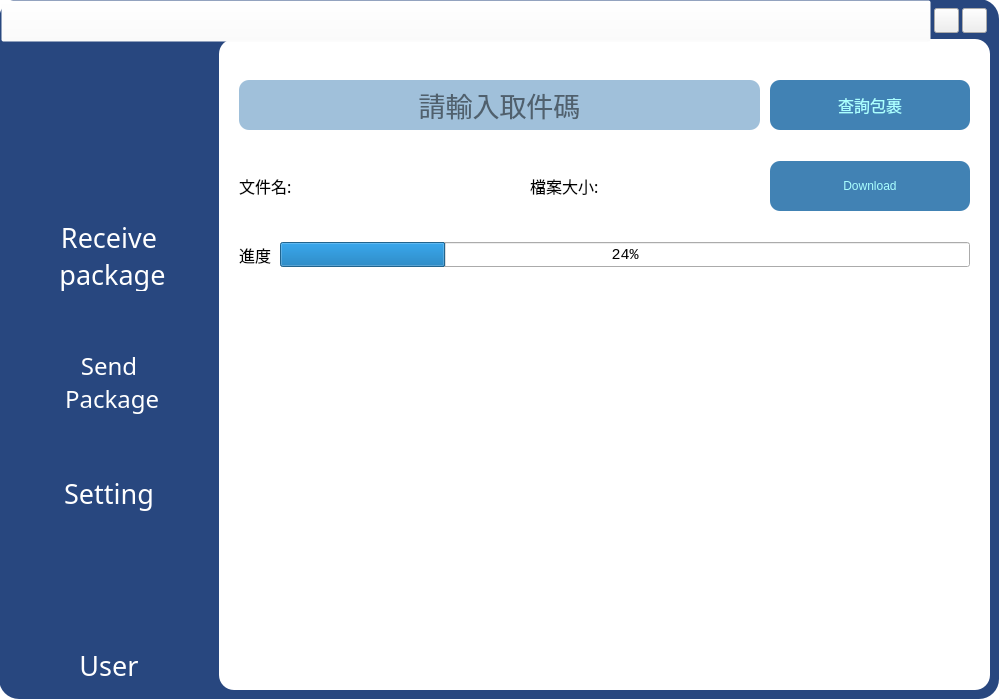
First picture: the form in src/gui/MainWindow.ui, repository hmes98318/Logistics-Station, before the edit.
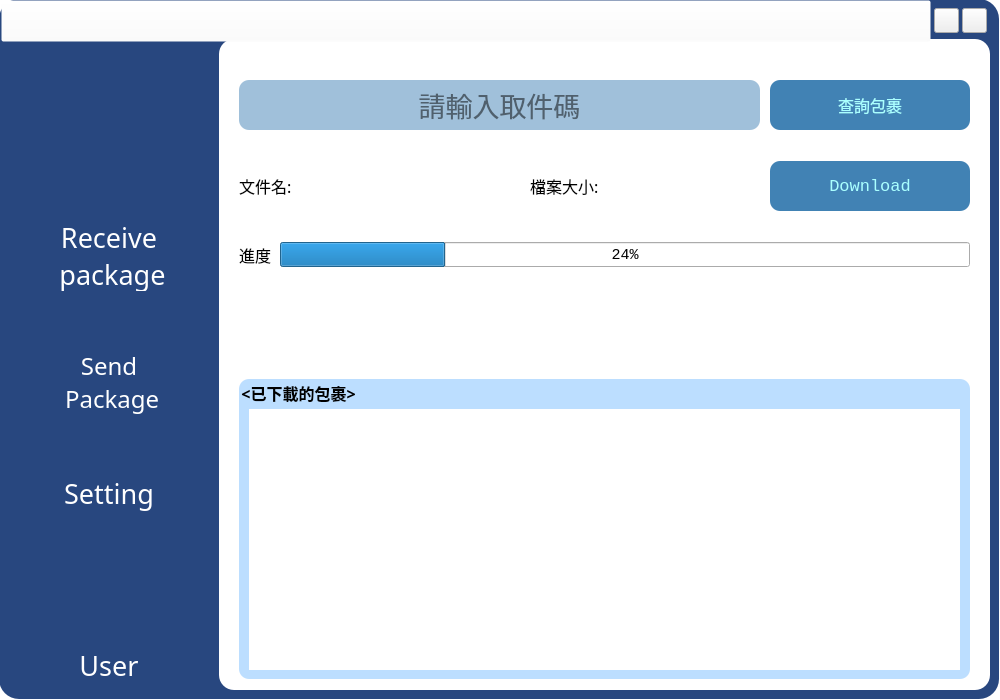
Second picture: the form after the edit. The open tabs and pages were chosen to show the change. Icons and pictures are not drawn.

Commit message: Add - listview_DownloadInfo

```diff
--- a/src/gui/MainWindow.ui
+++ b/src/gui/MainWindow.ui
@@ -488,6 +488,12 @@
              <height>50</height>
             </size>
            </property>
+           <property name="font">
+            <font>
+             <family>Consolas</family>
+             <pointsize>13</pointsize>
+            </font>
+           </property>
            <property name="styleSheet">
             <string notr="true">border-radius: 10px;
 color: rgb(170, 255, 255);
@@ -589,6 +595,58 @@
        <string/>
       </property>
      </widget>
+     <widget class="QGroupBox" name="GroupBox_downloadInfo">
+      <property name="geometry">
+       <rect>
+        <x>20</x>
+        <y>340</y>
+        <width>731</width>
+        <height>300</height>
+       </rect>
+      </property>
+      <property name="minimumSize">
+       <size>
+        <width>0</width>
+        <height>300</height>
+       </size>
+      </property>
+      <property name="maximumSize">
+       <size>
+        <width>16777215</width>
+        <height>300</height>
+       </size>
+      </property>
+      <property name="font">
+       <font>
+        <family>微軟正黑體</family>
+        <pointsize>12</pointsize>
+        <weight>75</weight>
+        <bold>true</bold>
+       </font>
+      </property>
+      <property name="styleSheet">
+       <string notr="true">#GroupBox_downloadInfo{border-radius: 10px;
+border-color: rgb(62, 127, 177);
+background-color: rgba(85, 170, 255, 100);}</string>
+      </property>
+      <property name="title">
+       <string>&lt;已下載的包裹&gt;</string>
+      </property>
+      <widget class="QListWidget" name="listWidget">
+       <property name="geometry">
+        <rect>
+         <x>10</x>
+         <y>30</y>
+         <width>711</width>
+         <height>261</height>
+        </rect>
+       </property>
+       <property name="styleSheet">
+        <string notr="true">border-color: rgb(62, 127, 177);
+border-radius: 10px;</string>
+       </property>
+      </widget>
+     </widget>
     </widget>
     <widget class="QWidget" name="Server">
      <widget class="QWidget" name="verticalLayoutWidget_4">
```
Left out of the diff: 8 changed lines with no effect on the pictures. The commit also changes 1 other file.
